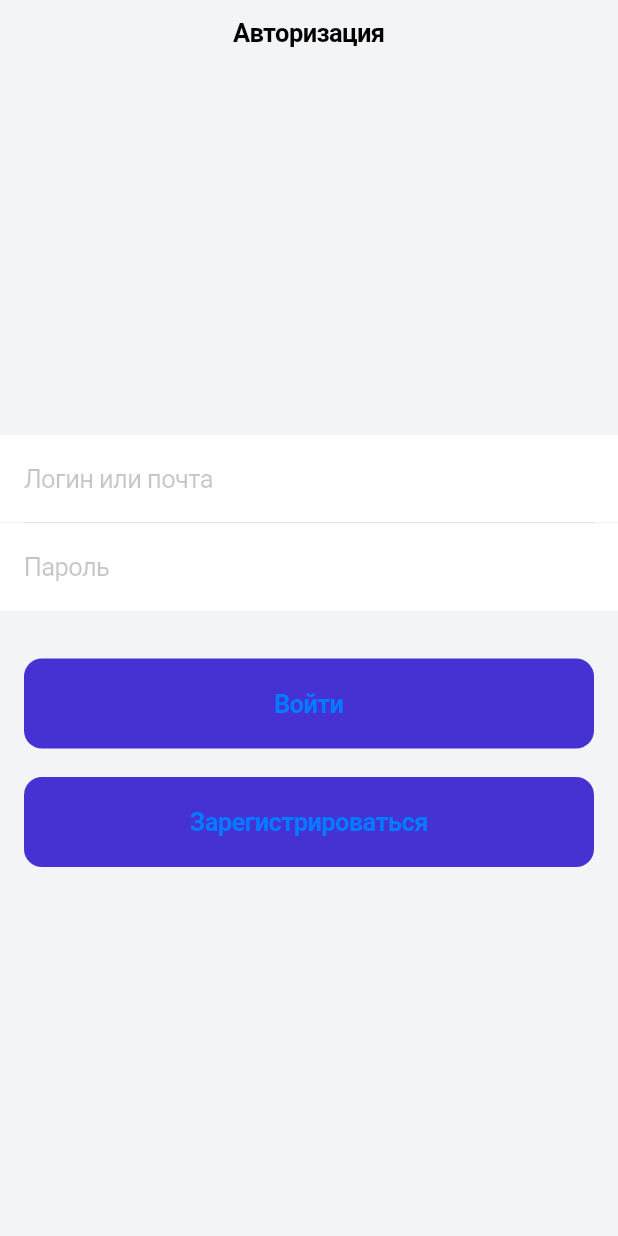
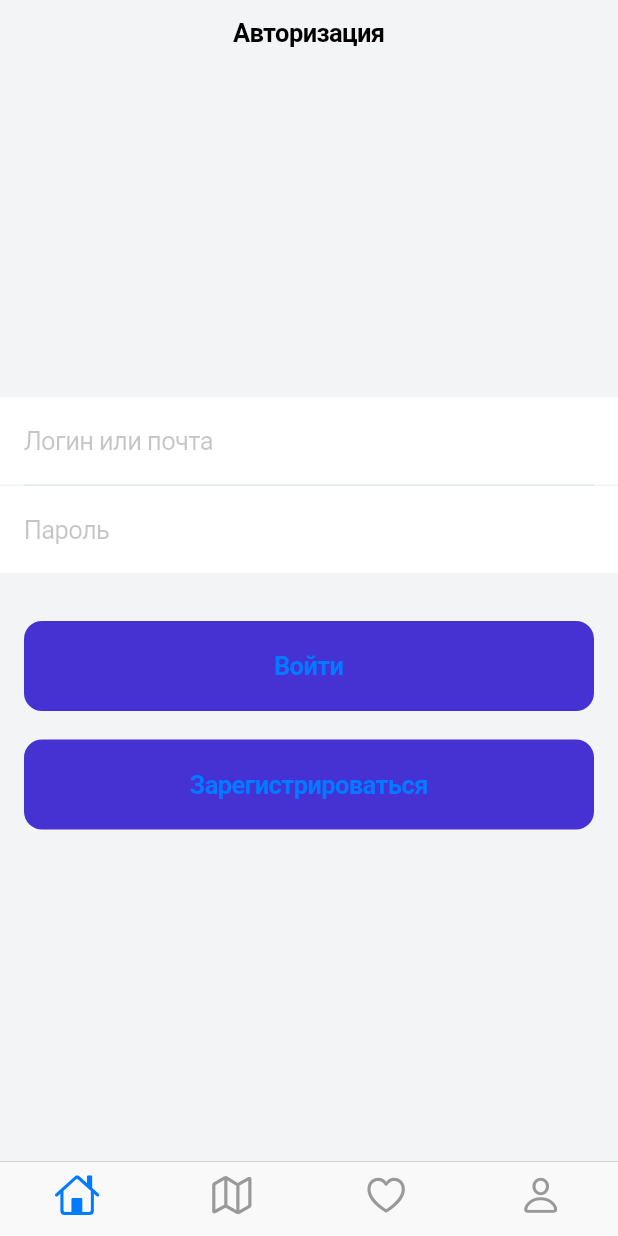
Before and after one commit to serikqaliev/flutter_project, a Flutter app: the screen it shows after launch, on a phone screen of 412 x 824 dp. Run offline on Flutter 3.47's test engine with Material 2 defaults, Android fonts, the phone set to English and light mode, and no system bars.

Commit message:
home page, cupertino tab bar

```diff
--- a/lib/main.dart
+++ b/lib/main.dart
@@ -4,6 +4,7 @@ import 'package:flutter/cupertino.dart';
 import 'package:lesson_1/src/common/constants/color_constants.dart';
 import 'package:lesson_1/src/router/router.dart';
 import 'package:lesson_1/src/screens/auth/auth_screen.dart';
+import 'package:lesson_1/src/screens/home/home_screen.dart';
 
 void main() {
   runApp(const MyApp());
@@ -19,7 +20,7 @@ class MyApp extends StatelessWidget {
         scaffoldBackgroundColor: AppColors.scaffoldBackground,
       ),
       onGenerateRoute: AppRouter.generateRoute,
-      home: AuthScreen(),
+      home: HomeScreen(),
     );
   }
 }
--- /dev/null
+++ b/lib/src/screens/home/home_screen.dart
@@ -0,0 +1,41 @@
+// ignore_for_file: prefer_const_literals_to_create_immutables
+// ignore_for_file: prefer_const_constructors
+import 'package:flutter/cupertino.dart';
+import 'package:lesson_1/src/screens/auth/auth_screen.dart';
+import 'package:lesson_1/src/screens/registration/registration_screen.dart';
+
+class HomeScreen extends StatelessWidget {
+  const HomeScreen({Key? key}) : super(key: key);
+
+  @override
+  Widget build(BuildContext context) {
+    return CupertinoTabScaffold(
+      tabBar: CupertinoTabBar(
+        items: [
+          BottomNavigationBarItem(icon: Icon(CupertinoIcons.home)),
+          BottomNavigationBarItem(icon: Icon(CupertinoIcons.map)),
+          BottomNavigationBarItem(icon: Icon(CupertinoIcons.heart)),
+          BottomNavigationBarItem(icon: Icon(CupertinoIcons.person)),
+        ],
+      ),
+      tabBuilder: (context, index) {
+        return CupertinoTabView(
+          builder: (context) {
+            switch (index) {
+              case 0:
+                return AuthScreen();
+              case 1:
+                return RegistrationScreen();
+              case 2:
+                return AuthScreen();
+              case 3:
+                return RegistrationScreen();
+              default:
+                return AuthScreen();
+            }
+          },
+        );
+      },
+    );
+  }
+}
```
